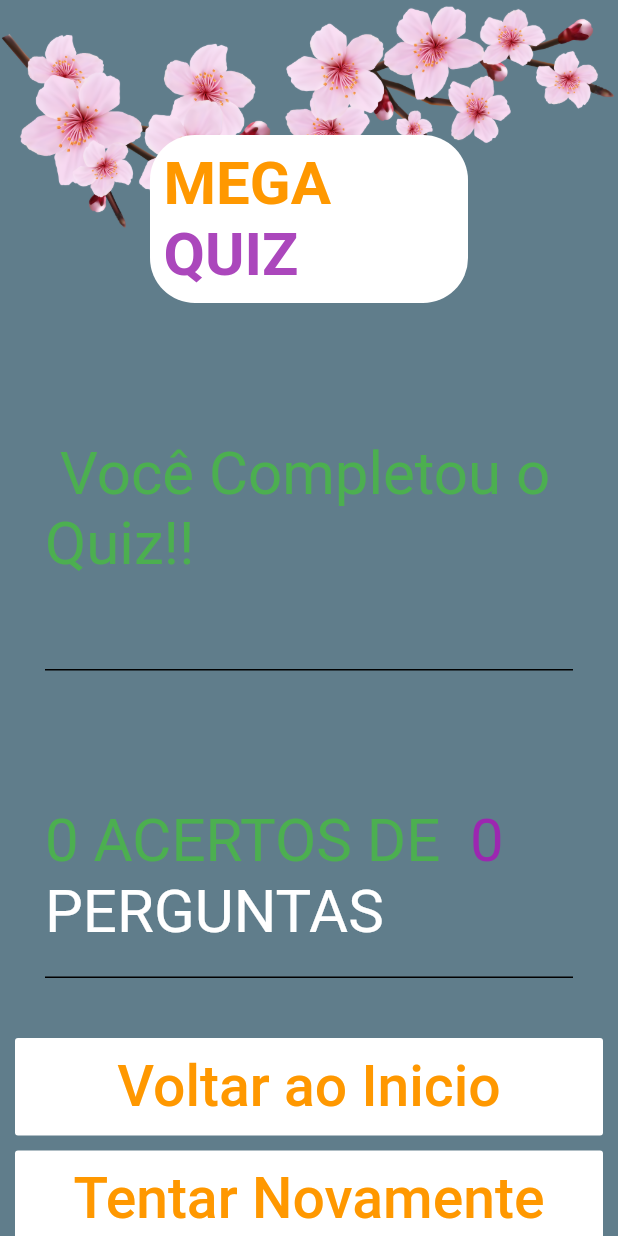
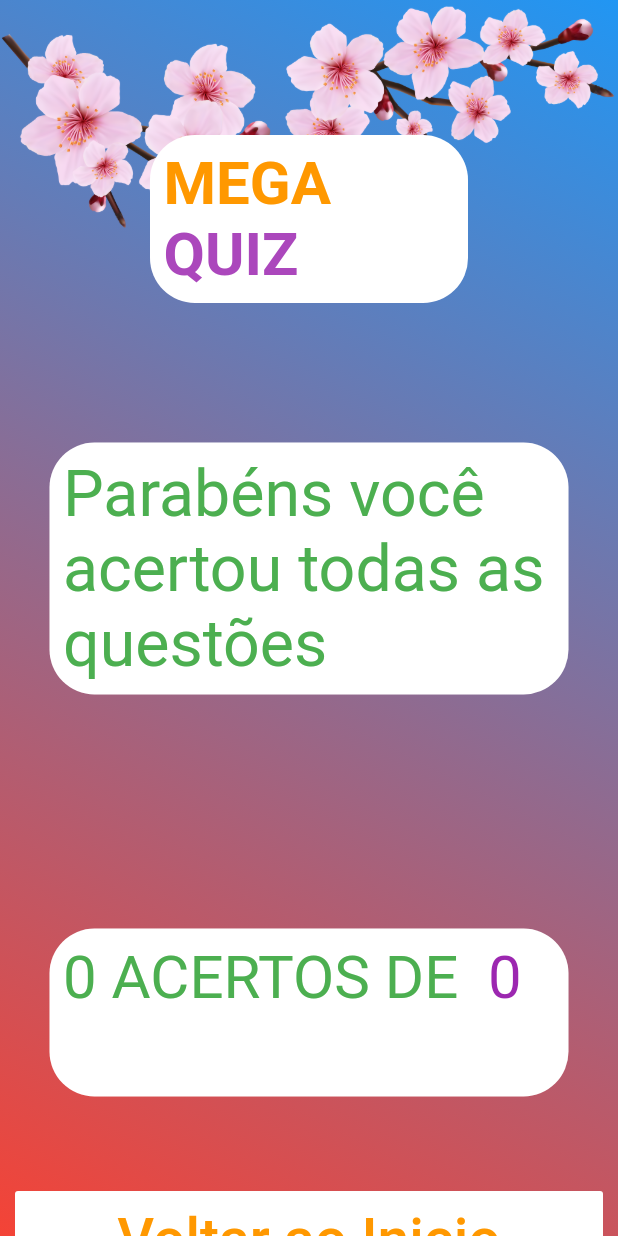
Before and after one commit to JovaniOUnico/my-quiz, a Flutter app: the Results widget shown alone on an empty page, opened directly with empty values, on a phone screen of 412 x 824 dp. Run offline on Flutter 3.47's test engine with Material 2 defaults, Android fonts, the phone set to English and light mode, and no system bars; our stand-ins replace cloud_firestore; accounts and stored records are empty.

Commit message:
atualização mostrando questões na tela

```diff
--- a/lib/main.dart
+++ b/lib/main.dart
@@ -53,7 +53,7 @@ class MyApp extends StatelessWidget {
   @override
   Widget build(BuildContext context) {
     return MaterialApp(
-      title: 'Flutter Demo',
+      title: 'FlutterMyQuiz',
       home: ConjuntoLista(),
       debugShowCheckedModeBanner: false,
     );
--- a/lib/ui/conjuntoLista.dart
+++ b/lib/ui/conjuntoLista.dart
@@ -12,6 +12,7 @@ class ConjuntoLista extends StatefulWidget {
 
 class _ConjuntoListaState extends State<ConjuntoLista> {
   final StreamController _streamController = StreamController<dynamic>();
+
   List<GrupoLista> ofc_lista_conjunto;
   int ofc_lista_conjunto_qtd;
   List<GrupoLista> ofc_aux_lista_conjunto;
@@ -54,7 +55,7 @@ class _ConjuntoListaState extends State<ConjuntoLista> {
   }
 
   pegaListaConjunto() {
-    print("ass4");
+
     ofc_lista_conjunto = new List<GrupoLista>();
 
     this.fbr_lista_conjunto.documents.forEach((element) {
@@ -72,11 +73,12 @@ class _ConjuntoListaState extends State<ConjuntoLista> {
       });
       ofc_lista_conjunto.add(aux_questao_lista);
     });
+    //TODO Usar length
     ofc_lista_conjunto_qtd = ofc_lista_conjunto.length;
   }
 
   getConjunto() async {
-    print("ass3");
+
     //Pega todas as questoes da lista
     QuerySnapshot questoesSnap =
         await Firestore.instance.collection('areas_lista').getDocuments();
@@ -87,7 +89,7 @@ class _ConjuntoListaState extends State<ConjuntoLista> {
   }
 
   gerandoListagem() {
-    print("ass2");
+
     getConjunto();
     //TODO: Verificar como funciona o Stream Builder
     return StreamBuilder(
--- a/lib/ui/resultados.dart
+++ b/lib/ui/resultados.dart
@@ -18,7 +18,16 @@ class _ResultsState extends State<Results> {
   @override
   Widget build(BuildContext context) {
     return Container(
-      decoration: BoxDecoration(color: Colors.blueGrey),
+      decoration: BoxDecoration(
+            gradient: LinearGradient(
+              begin: Alignment.topRight,
+              end: Alignment.bottomLeft,
+              colors: [
+                Colors.blue,
+                Colors.red,
+              ],
+            ),
+          ),
       child: SingleChildScrollView(
         child: Column(
           children: <Widget>[
@@ -75,41 +84,54 @@ class _ResultsState extends State<Results> {
                 Container(
                   margin: EdgeInsets.fromLTRB(30, 90, 30, 0),
                   padding: const EdgeInsets.fromLTRB(0, 0, 0, 60),
+                  child: Container(
+                    margin: EdgeInsets.fromLTRB(3, 3, 3, 3),
+                    padding: const EdgeInsets.all(5),
                     decoration: BoxDecoration(
-                      border: Border(
-                    bottom: BorderSide(
-                      color: Colors.black,
-                      width: 1.0,
+                      color: Colors.white,
+                      border: Border.all(
+                          color: Colors.white10,
+                          width: 4.0,
+                          style: BorderStyle.solid),
+                      borderRadius: BorderRadius.all(
+                        Radius.circular(30),
                       ),
-                  )),
+                    ),
                     child: RichText(
                       text: TextSpan(
                         text: "",
                         style: TextStyle(
                           color: Colors.black,
-                        fontSize: 40,
+                          fontSize: 43,
                           decorationStyle: TextDecorationStyle.wavy,
                         ),
                         children: <TextSpan>[
                           TextSpan(
-                          text: ' Você Completou o Quiz!! ',
+                            text: acertosTexto(),
                             style: TextStyle(color: Colors.green),
                           ),
                         ],
                       ),
                     ),
                   ),
+                ),
                 Container(
-                  decoration: BoxDecoration(
-                      border: Border(
-                    bottom: BorderSide(
-                      color: Colors.black,
-                      width: 1.0,
-                    ),
-                  )),
                   margin: EdgeInsets.fromLTRB(30, 90, 30, 30),
                   padding: const EdgeInsets.only(bottom: 20),
-                  child: RichText(
+                    child: Container(
+                      margin: EdgeInsets.fromLTRB(3, 3, 3, 3),
+                      padding: const EdgeInsets.all(5),
+                      decoration: BoxDecoration(
+                        color: Colors.white,
+                        border: Border.all(
+                            color: Colors.white10,
+                            width: 4.0,
+                            style: BorderStyle.solid),
+                        borderRadius: BorderRadius.all(
+                          Radius.circular(30),
+                        ),
+                      ),
+                      child:RichText(
                       text: TextSpan(
                         text: "",
                         style: TextStyle(
@@ -131,6 +153,7 @@ class _ResultsState extends State<Results> {
                             style: TextStyle(color: Colors.white),
                           ),
                         ],
+                      ),
                     ),
                   ),
                 ),
@@ -199,4 +222,18 @@ class _ResultsState extends State<Results> {
       ),
     );
   }
+
+  acertosTexto(){
+    if(widget.ofc_acertos == widget.ofc_qtd){
+      return "Parabéns você acertou todas as questões";
+    }else if(widget.ofc_acertos == widget.ofc_erros){
+      return "Parabéns você acertou metade das questões";
+    }else if(widget.ofc_acertos > widget.ofc_erros){
+      return "Parabéns você acertou a maioria das questões";
+    }else if(widget.ofc_acertos < widget.ofc_erros){
+      return "Que Pena você errou a maioria das questões";
+    }else if(widget.ofc_erros == widget.ofc_qtd){
+      return "Que pena vocÊ errou todas as questões";
     }
+  }
+}
```
Lines whose indentation alone changed are shown as unchanged.
